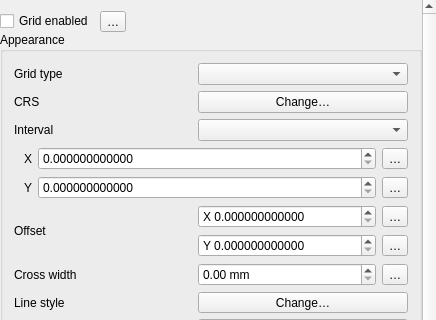
Above: src/ui/layout/qgslayoutmapgridwidgetbase.ui from qgis/QGIS before the change; both pictures show x 0 to 436 and y 0 to 320 of the 436 by 1205 pixel window. Below: the same form after it.
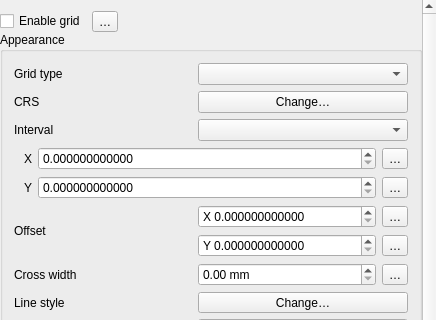
That is the form after the change. Icons and pictures are not drawn. Custom widgets are drawn as their Qt base class.

Commit message:
Use plural form to indicate units in map item grid properties
and active form for the checkbox
Same as in label properties and other places

```diff
--- a/src/ui/layout/qgslayoutmapgridwidgetbase.ui
+++ b/src/ui/layout/qgslayoutmapgridwidgetbase.ui
@@ -76,7 +76,7 @@
          <item>
           <widget class="QCheckBox" name="mEnabledCheckBox">
            <property name="text">
-            <string>Grid enabled</string>
+            <string>Enable grid</string>
            </property>
           </widget>
          </item>
```
The commit also changes 1 other file.
